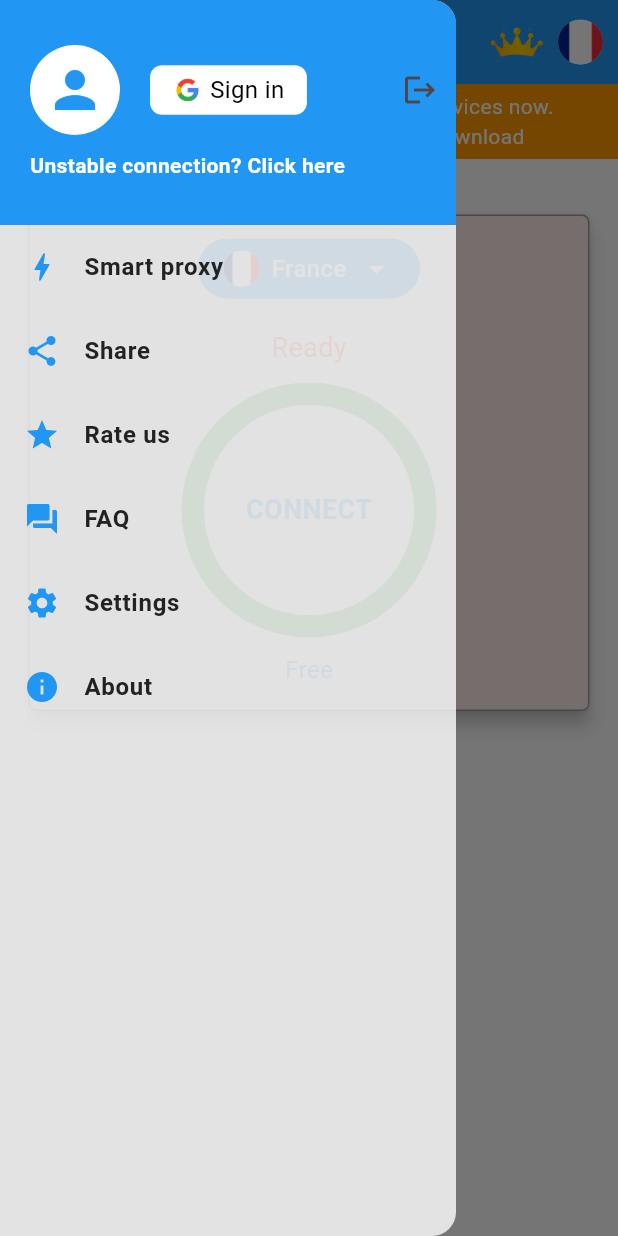
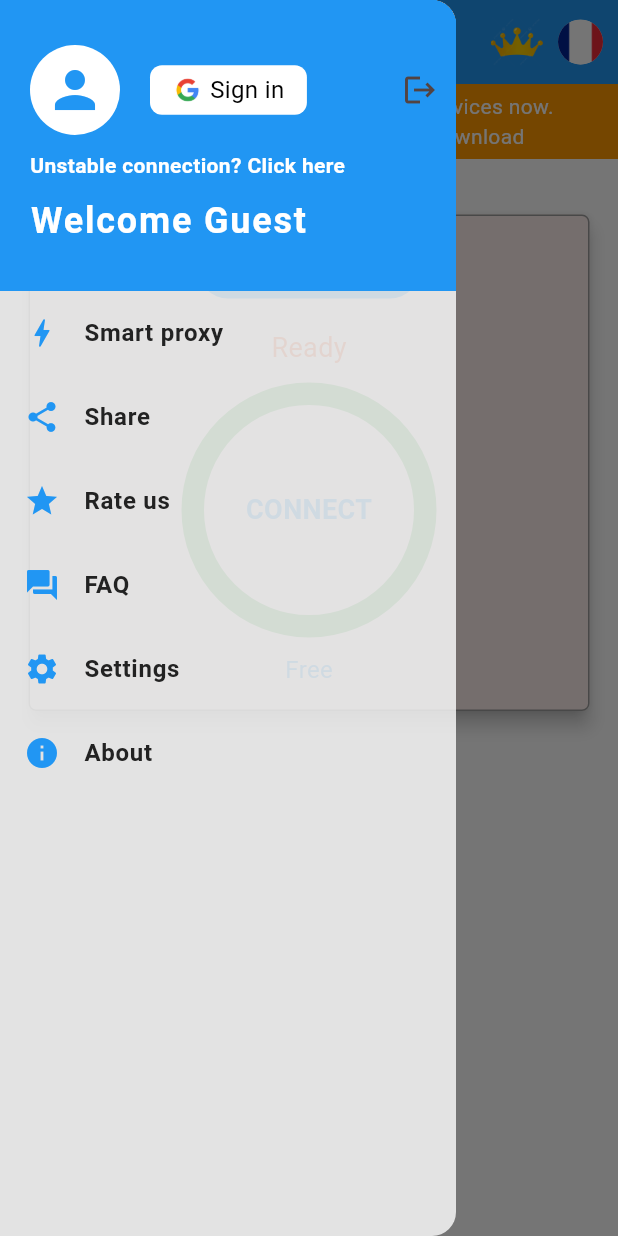
Before and after one commit to Aash7787/flutter_vpn_nextwys, a Flutter app: the screen it shows after launch, in the side drawer, after a tap on "Sign in", on a phone screen of 412 x 824 dp. Run offline on Flutter 3.47's test engine with Material 3 defaults, Android fonts, the phone set to English and light mode, and no system bars; our stand-ins replace cloud_firestore, firebase_auth, firebase_core, flutter_screenutil, flutter_svg, go_router and 4 more; accounts and stored records are empty.

Commit message:
splash_auth_is_set

```diff
--- a/lib/src/features/home/widgets/drawer_c.dart
+++ b/lib/src/features/home/widgets/drawer_c.dart
@@ -16,16 +16,24 @@ class DrawerC extends StatefulWidget {
 
 class _DrawerCState extends State<DrawerC> {
   final FirebaseAuth _auth = FirebaseAuth.instance;
-
   final GoogleSignIn _googleSignIn = GoogleSignIn();
-
   User? user;
 
+  // Listen to auth state changes to update user state automatically.
+  @override
+  void initState() {
+    super.initState();
+    // Get the initial user from FirebaseAuth
+    user = _auth.currentUser;
+    _auth.authStateChanges().listen((User? newUser) {
+      setState(() {
+        user = newUser;
+      });
+      log("Auth state changed: $newUser");
+    });
+  }
+
   Future<User?> _signInWithGoogle() async {
-    // Sha1 key AA:7B:97:5F:99:8D:11:71:E7:B1:B3:2F:86:DB:5C:08:42:EF:23:34
-
-    // project : project-506745316875
-
     try {
       final GoogleSignInAccount? googleUser = await _googleSignIn.signIn();
       if (googleUser == null) return null; // User canceled sign-in
@@ -47,7 +55,7 @@ class _DrawerCState extends State<DrawerC> {
       log('Error signing in with Google: $e');
       if (!mounted) return null;
       ScaffoldMessenger.of(context).showSnackBar(
-        SnackBar(content: Text('Check your connection and try again')),
+        const SnackBar(content: Text('Check your connection and try again')),
       );
       return null;
     }
@@ -55,56 +63,62 @@ class _DrawerCState extends State<DrawerC> {
 
   Future<bool> signOutFromGoogle() async {
     try {
-      await FirebaseAuth.instance.signOut();
+      await _auth.signOut();
+      await _googleSignIn.signOut();
       return true;
-    } on Exception catch (_) {
+    } catch (e) {
+      log('Error signing out: $e');
       return false;
     }
   }
 
   @override
   Widget build(BuildContext context) {
-    log('$user');
+    log('Current user: $user');
     return Drawer(
-      backgroundColor: Color.fromRGBO(255, 255, 255, 0.8), // 80% transparency
-
+      backgroundColor: const Color.fromRGBO(
+        255,
+        255,
+        255,
+        0.8,
+      ), // 80% transparency
       child: Column(
         children: [
-          // Custom "AppBar" in the Drawer
+          // Custom header in the Drawer
           Container(
             color: Colors.blue,
-            padding: EdgeInsets.only(top: 30, bottom: 30),
+            padding: const EdgeInsets.only(top: 30, bottom: 30),
             child: Padding(
               padding: const EdgeInsets.only(left: 20),
               child: Column(
                 crossAxisAlignment: CrossAxisAlignment.start,
-
                 children: [
                   Row(
                     children: [
-                      CircleAvatar(
+                      const CircleAvatar(
                         radius: 30,
                         backgroundColor: Colors.white,
                         child: Icon(Icons.person, size: 40, color: Colors.blue),
                       ),
-                      SizedBox(width: 20),
+                      const SizedBox(width: 20),
                       GestureDetector(
                         onTap: () async {
-                          user = await _signInWithGoogle();
-                          if (user != null) {
-                            log('$user');
+                          final signedInUser = await _signInWithGoogle();
+                          if (signedInUser != null) {
+                            // No need to manually update 'user' here because
+                            // the authStateChanges listener will update it.
                             if (!context.mounted) return;
                             ScaffoldMessenger.of(context).showSnackBar(
                               SnackBar(
                                 content: Text(
-                                  'Signed in as: ${user?.displayName ?? 'Guest'}',
+                                  'Signed in as: ${signedInUser.displayName ?? 'Guest'}',
                                 ),
                               ),
                             );
                           }
                         },
                         child: Container(
-                          padding: EdgeInsets.symmetric(
+                          padding: const EdgeInsets.symmetric(
                             horizontal: 15,
                             vertical: 5,
                           ),
@@ -119,8 +133,8 @@ class _DrawerCState extends State<DrawerC> {
                                 "assets/images/google.jpg",
                                 height: 20,
                               ),
-                              SizedBox(width: 5),
-                              Text(
+                              const SizedBox(width: 5),
+                              const Text(
                                 "Sign in",
                                 style: TextStyle(
                                   fontSize: 16,
@@ -131,16 +145,30 @@ class _DrawerCState extends State<DrawerC> {
                           ),
                         ),
                       ),
-                      Spacer(),
+                      const Spacer(),
                       IconButton(
-                        onPressed: signOutFromGoogle,
-                        icon: Icon(Icons.logout),
+                        onPressed: () async {
+                          final result = await signOutFromGoogle();
+                          if (result) {
+                            if (!context.mounted) return;
+                            ScaffoldMessenger.of(context).showSnackBar(
+                              const SnackBar(
+                                content: Text('Signed out successfully'),
+                              ),
+                            );
+                          } else {
+                            if (!context.mounted) return;
+                            ScaffoldMessenger.of(context).showSnackBar(
+                              const SnackBar(content: Text('Sign out failed')),
+                            );
+                          }
+                        },
+                        icon: const Icon(Icons.logout),
                       ),
-                      // Using Expanded to avoid infinite width issue
                     ],
                   ),
-                  SizedBox(height: 10),
-                  Text(
+                  const SizedBox(height: 10),
+                  const Text(
                     "Unstable connection? Click here",
                     style: TextStyle(
                       color: Colors.white,
@@ -148,42 +176,52 @@ class _DrawerCState extends State<DrawerC> {
                     ),
                     textAlign: TextAlign.start,
                   ),
+                  const SizedBox(height: 10),
+                  // The welcome text now always reflects the persisted user state
+                  Text(
+                    'Welcome ${user?.displayName ?? 'Guest'}',
+                    style: const TextStyle(
+                      fontSize: 24,
+                      fontWeight: FontWeight.bold,
+                      letterSpacing: 1.2,
+                      color: Colors.white,
+                    ),
+                  ),
                 ],
               ),
             ),
           ),
-
           // Drawer Menu Items
           ListTile(
-            leading: Icon(Icons.bolt, color: Colors.blue),
-            title: Text("Smart proxy", style: TextStyle(fontSize: 16)),
+            leading: const Icon(Icons.bolt, color: Colors.blue),
+            title: const Text("Smart proxy", style: TextStyle(fontSize: 16)),
             onTap: () {},
           ),
           ListTile(
-            leading: Icon(Icons.share, color: Colors.blue),
-            title: Text("Share", style: TextStyle(fontSize: 16)),
+            leading: const Icon(Icons.share, color: Colors.blue),
+            title: const Text("Share", style: TextStyle(fontSize: 16)),
             onTap: () {
               Share.share('https://flutter.dev/');
             },
           ),
           ListTile(
-            leading: Icon(Icons.star, color: Colors.blue),
-            title: Text("Rate us", style: TextStyle(fontSize: 16)),
+            leading: const Icon(Icons.star, color: Colors.blue),
+            title: const Text("Rate us", style: TextStyle(fontSize: 16)),
             onTap: () {},
           ),
           ListTile(
-            leading: Icon(Icons.question_answer, color: Colors.blue),
-            title: Text("FAQ", style: TextStyle(fontSize: 16)),
+            leading: const Icon(Icons.question_answer, color: Colors.blue),
+            title: const Text("FAQ", style: TextStyle(fontSize: 16)),
             onTap: () {},
           ),
           ListTile(
-            leading: Icon(Icons.settings, color: Colors.blue),
-            title: Text("Settings", style: TextStyle(fontSize: 16)),
+            leading: const Icon(Icons.settings, color: Colors.blue),
+            title: const Text("Settings", style: TextStyle(fontSize: 16)),
             onTap: () => Navigator.pushNamed(context, SettingPage.route),
           ),
           ListTile(
-            leading: Icon(Icons.info, color: Colors.blue),
-            title: Text("About", style: TextStyle(fontSize: 16)),
+            leading: const Icon(Icons.info, color: Colors.blue),
+            title: const Text("About", style: TextStyle(fontSize: 16)),
             onTap: () => Navigator.pushNamed(context, AboutPage.route),
           ),
         ],
--- a/lib/src/features/splash_screen/splash_screen.dart
+++ b/lib/src/features/splash_screen/splash_screen.dart
@@ -1,3 +1,4 @@
+import 'package:flutter/cupertino.dart';
 import 'package:flutter/material.dart';
 import 'package:flutter_vpn/src/common/image_url/image_url.dart';
 import 'package:flutter_vpn/src/features/home/page/home_page.dart';
@@ -23,6 +24,15 @@ class _SplashScreenState extends State<SplashScreen> {
 
   @override
   Widget build(BuildContext context) {
-    return Scaffold(body: Center(child: Image.asset(OtherImagesUrl.vpn)));
+    return Scaffold(
+      body: Center(
+        child: Stack(
+          children: [
+            Center(child: Image.asset(OtherImagesUrl.vpn)),
+            Center(child: CupertinoActivityIndicator()),
+          ],
+        ),
+      ),
+    );
   }
 }
```
